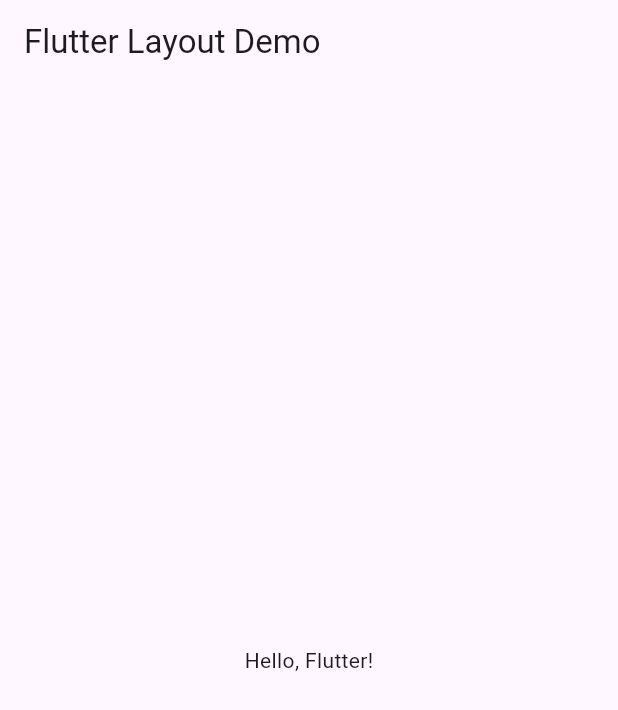
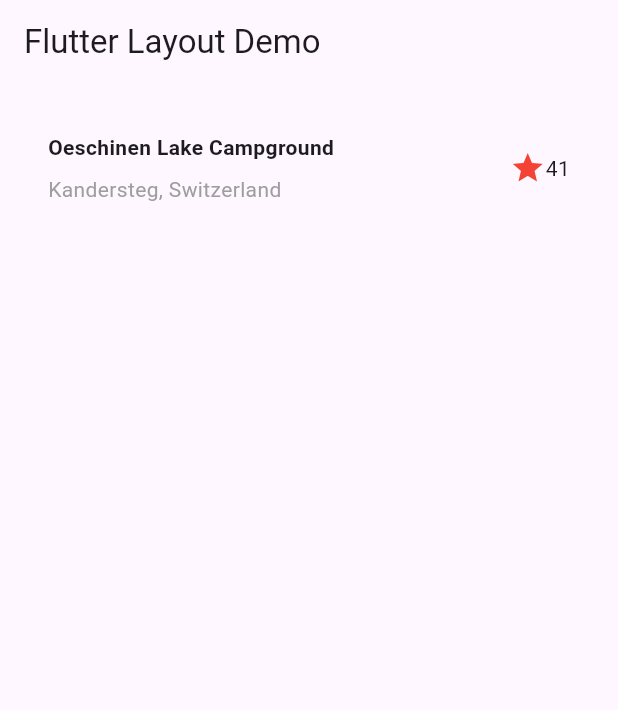
Before and after one commit to rafednaeem/flutter_layout, a Flutter app: the screen it shows after launch, on a phone screen of 412 x 824 dp. Shown: the top 710 px of the screen. Run offline on Flutter 3.47's test engine with Material 3 defaults, Android fonts, the phone set to English and light mode, and no system bars.

Commit message:
Add title section with campground name and rating

```diff
--- a/lib/main.dart
+++ b/lib/main.dart
@@ -15,6 +15,33 @@ class MyApp extends StatelessWidget {
     );
   }
 }
+Widget titleSection = Container(
+  padding: const EdgeInsets.all(32),
+  child: Row(
+    children: [
+      Expanded(
+        child: Column(
+          crossAxisAlignment: CrossAxisAlignment.start,
+          children: [
+            Container(
+              padding: const EdgeInsets.only(bottom: 8),
+              child: const Text(
+                'Oeschinen Lake Campground',
+                style: TextStyle(fontWeight: FontWeight.bold),
+              ),
+            ),
+            const Text(
+              'Kandersteg, Switzerland',
+              style: TextStyle(color: Colors.grey),
+            ),
+          ],
+        ),
+      ),
+      Icon(Icons.star, color: Colors.red[500]),
+      const Text('41'),
+    ],
+  ),
+);
 
 class MyHomePage extends StatelessWidget {
   const MyHomePage({super.key});
@@ -23,7 +50,11 @@ class MyHomePage extends StatelessWidget {
   Widget build(BuildContext context) {
     return Scaffold(
       appBar: AppBar(title: const Text('Flutter Layout Demo')),
-      body: const Center(child: Text('Hello, Flutter!')),
+      body: Column(
+      children: [
+        titleSection,
+        ],
+      ),
     );
   }
 }
```
